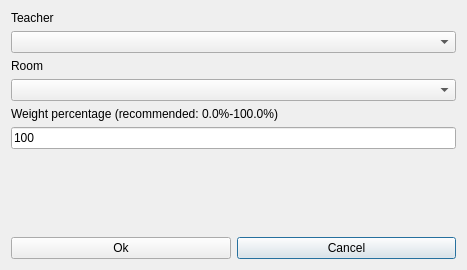
vonmecheln/fet, file fet/src/interface/modifyconstraintteacherhomeroomform_template.ui: the form before one commit.
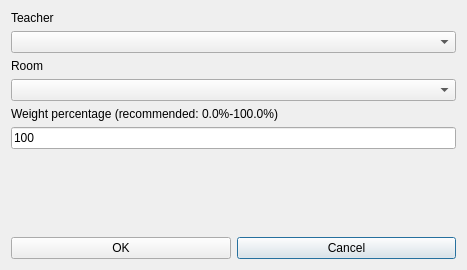
The form after the commit.

```diff
--- a/fet/src/interface/modifyconstraintteacherhomeroomform_template.ui
+++ b/fet/src/interface/modifyconstraintteacherhomeroomform_template.ui
@@ -24,7 +24,7 @@
    <item row="7" column="0">
     <widget class="QPushButton" name="okPushButton">
      <property name="text">
-      <string>Ok</string>
+      <string>OK</string>
      </property>
     </widget>
    </item>
```
